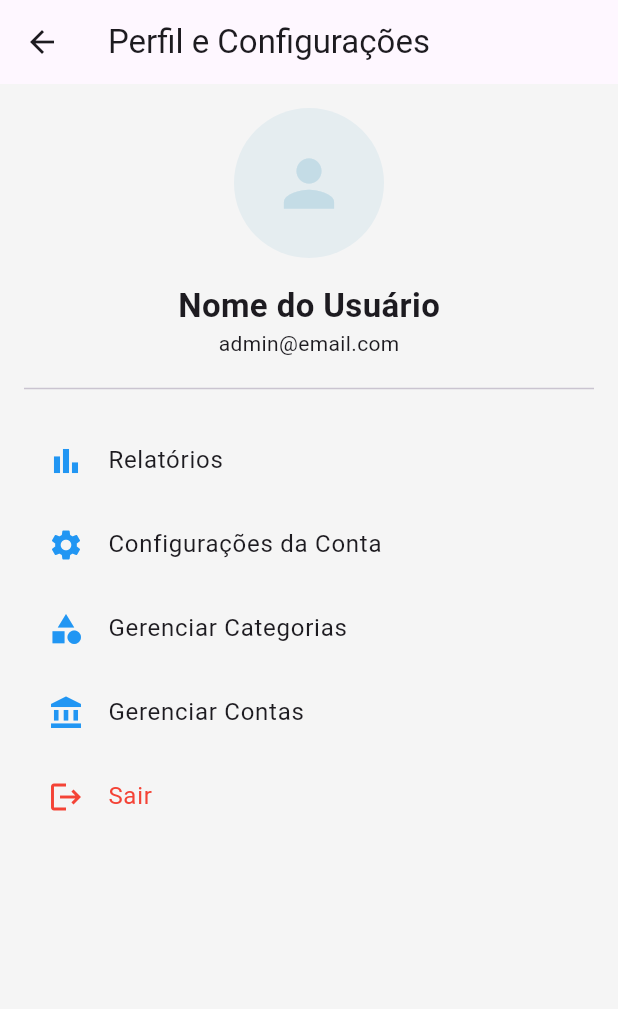
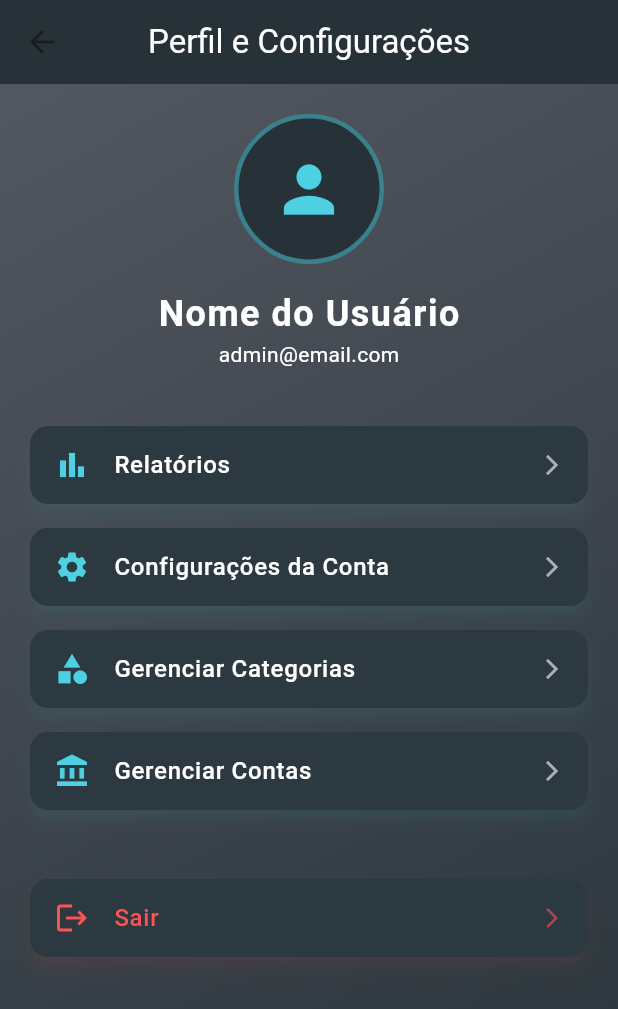
Before and after one commit to InaDdevs/finance-management, a Flutter app: the ProfileScreen screen opened directly, on a phone screen of 412 x 824 dp. Shown: the top 1009 px of the screen. Run offline on Flutter 3.47's test engine with Material 3 defaults, Android fonts, the phone set to English and light mode, and no system bars; our stand-ins replace fl_chart, sqflite; accounts and stored records are empty.

Commit message:
Layout de configuracoes alterado

```diff
--- a/lib/features/profile/profile_screen.dart
+++ b/lib/features/profile/profile_screen.dart
@@ -1,82 +1,196 @@
 import 'package:flutter/material.dart';
+
 import '../reports/reports_screen.dart';
-
 import 'account_settings_screen.dart';
 import 'manage_categories_screen.dart';
 import 'manage_accounts_screen.dart';
 
+const Color _primaryColor = Color(0xFF273238);
+const Color _secondaryColor = Color(0xFFFFFFFF);
+const Color _accentColor = Color(0xFF4DD0E1);
+const Color _backgroundColor = Color(0xFF535760);
+const Color _cardColor = Color(0xFF2C3940);
+
 class ProfileScreen extends StatelessWidget {
   const ProfileScreen({super.key});
 
+  Widget _buildProfileMenuItem({
+    required IconData icon,
+    required String title,
+    required VoidCallback onTap,
+    Color iconColor = Colors.white,
+    Color textColor = Colors.white,
+    bool isLogout = false,
+    required BuildContext context,
+  }) {
+    return Padding(
+      padding: const EdgeInsets.symmetric(vertical: 8.0),
+      child: Material(
+        color: _cardColor,
+        borderRadius: BorderRadius.circular(12),
+        elevation: 4,
+        shadowColor: iconColor.withOpacity(0.2),
+        child: InkWell(
+          onTap: onTap,
+          borderRadius: BorderRadius.circular(12),
+          child: Container(
+            padding: const EdgeInsets.symmetric(vertical: 14.0, horizontal: 16.0),
+            child: Row(
+              children: [
+                Icon(
+                  icon,
+                  color: isLogout ? Colors.redAccent : iconColor,
+                  size: 24,
+                ),
+                const SizedBox(width: 16),
+                Expanded(
+                  child: Text(
+                    title,
+                    style: TextStyle(
+                      color: textColor,
+                      fontSize: 16,
+                      fontWeight: FontWeight.w500,
+                      letterSpacing: 0.5,
+                    ),
+                  ),
+                ),
+                Icon(
+                  Icons.arrow_forward_ios,
+                  size: 16,
+                  color: textColor.withOpacity(0.6),
+                ),
+              ],
+            ),
+          ),
+        ),
+      ),
+    );
+  }
+
   @override
   Widget build(BuildContext context) {
-    final Color minhaCorDaBarra = Color(0xFFC0DAE5);
+    const gradientBackground = BoxDecoration(
+      gradient: LinearGradient(
+        colors: [_backgroundColor, _primaryColor],
+        begin: Alignment.topLeft,
+        end: Alignment.bottomRight,
+      ),
+    );
 
     return Scaffold(
-      appBar: AppBar(title: const Text('Perfil e Configurações')),
-      body: Center(
+      appBar: AppBar(
+        title: const Text('Perfil e Configurações', style: TextStyle(color: Colors.white)),
+        backgroundColor: _primaryColor,
+        elevation: 0,
+        centerTitle: true,
+      ),
+      body: Container(
+        decoration: gradientBackground,
         child: ListView(
-          padding: const EdgeInsets.all(16.0),
+          padding: const EdgeInsets.all(20.0),
+          children: [
+
+            Container(
+              padding: const EdgeInsets.only(bottom: 30),
+              child: Column(
                 children: [
                   CircleAvatar(
                     radius: 50,
-              backgroundColor: minhaCorDaBarra.withOpacity(0.3),
+                    backgroundColor: _primaryColor,
+                    child: Container(
+                      decoration: BoxDecoration(
+                        shape: BoxShape.circle,
+                        border: Border.all(color: _accentColor.withOpacity(0.5), width: 3),
+                      ),
+                      child: const Center(
                         child: Icon(
                           Icons.person,
                           size: 50,
-                color: minhaCorDaBarra.withOpacity(0.9),
+                          color: _accentColor,
+                        ),
+                      ),
                     ),
                   ),
                   const SizedBox(height: 16),
-            const Center(
-              child: Text(
+                  const Text(
                     'Nome do Usuário',
-                style: TextStyle(fontSize: 22, fontWeight: FontWeight.bold),
+                    style: TextStyle(
+                      fontSize: 24,
+                      fontWeight: FontWeight.bold,
+                      color: Colors.white,
+                      letterSpacing: 1.0,
                     ),
                   ),
-            const Center(
-              child: Text('admin@email.com'),
+                  const Text(
+                    'admin@email.com',
+                    style: TextStyle(
+                      fontSize: 14,
+                      color: _secondaryColor,
                     ),
-            const Divider(height: 40),
-            ListTile(
-              leading: const Icon(Icons.bar_chart, color: Colors.blue),
-              title: const Text('Relatórios'),
+                  ),
+                ],
+              ),
+            ),
+
+
+
+            _buildProfileMenuItem(
+              context: context,
+              icon: Icons.bar_chart,
+              title: 'Relatórios',
+              iconColor: _accentColor,
               onTap: () {
                 Navigator.of(context).push(
                   MaterialPageRoute(builder: (context) => const ReportsScreen()),
                 );
               },
             ),
-            ListTile(
-              leading: const Icon(Icons.settings, color: Colors.blue),
-              title: const Text('Configurações da Conta'),
+
+            _buildProfileMenuItem(
+              context: context,
+              icon: Icons.settings,
+              title: 'Configurações da Conta',
+              iconColor: _accentColor,
               onTap: () {
                 Navigator.of(context).push(
                   MaterialPageRoute(builder: (context) => const AccountSettingsScreen()),
                 );
               },
             ),
-            ListTile(
-              leading: const Icon(Icons.category, color: Colors.blue),
-              title: const Text('Gerenciar Categorias'),
+
+            _buildProfileMenuItem(
+              context: context,
+              icon: Icons.category,
+              title: 'Gerenciar Categorias',
+              iconColor: _accentColor,
               onTap: () {
                 Navigator.of(context).push(
                   MaterialPageRoute(builder: (context) => const ManageCategoriesScreen()),
                 );
               },
             ),
-            ListTile(
-              leading: const Icon(Icons.account_balance, color: Colors.blue),
-              title: const Text('Gerenciar Contas'),
+
+            _buildProfileMenuItem(
+              context: context,
+              icon: Icons.account_balance,
+              title: 'Gerenciar Contas',
+              iconColor: _accentColor,
               onTap: () {
                 Navigator.of(context).push(
                   MaterialPageRoute(builder: (context) => const ManageAccountsScreen()),
                 );
               },
             ),
-            ListTile(
-              leading: const Icon(Icons.logout, color: Colors.red),
-              title: const Text('Sair', style: TextStyle(color: Colors.red)),
+            const SizedBox(height: 30),
+
+
+            _buildProfileMenuItem(
+              context: context,
+              icon: Icons.logout,
+              title: 'Sair',
+              iconColor: Colors.redAccent,
+              textColor: Colors.redAccent,
+              isLogout: true,
               onTap: () {
                 Navigator.of(context).pushNamedAndRemoveUntil('/', (route) => false);
               },
```
Lines whose indentation alone changed are shown as unchanged.
